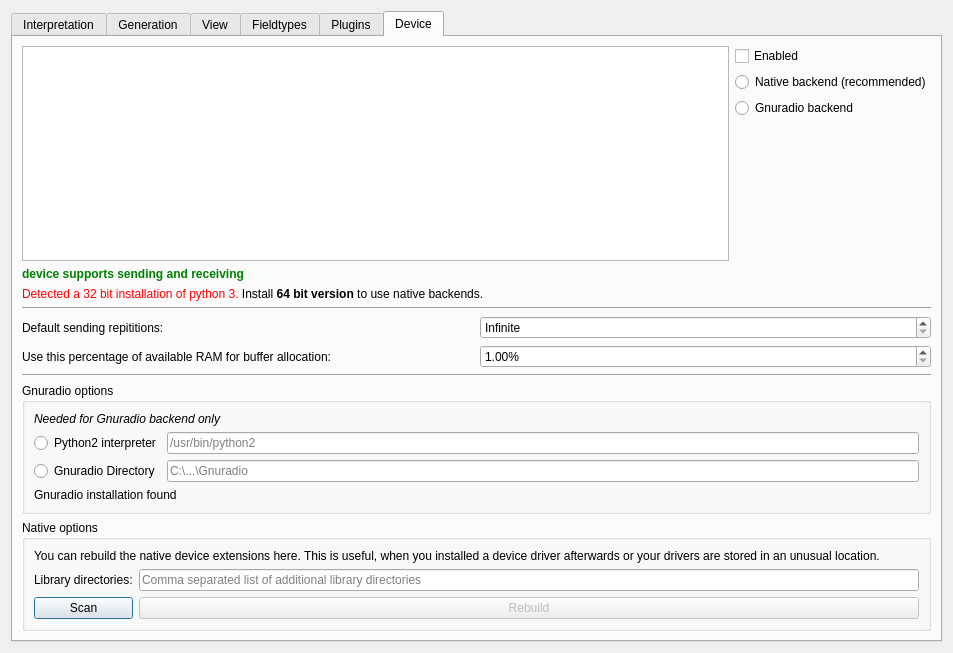
Above: ui/options.ui from jopohl/urh before the change. Below: the same form after it.
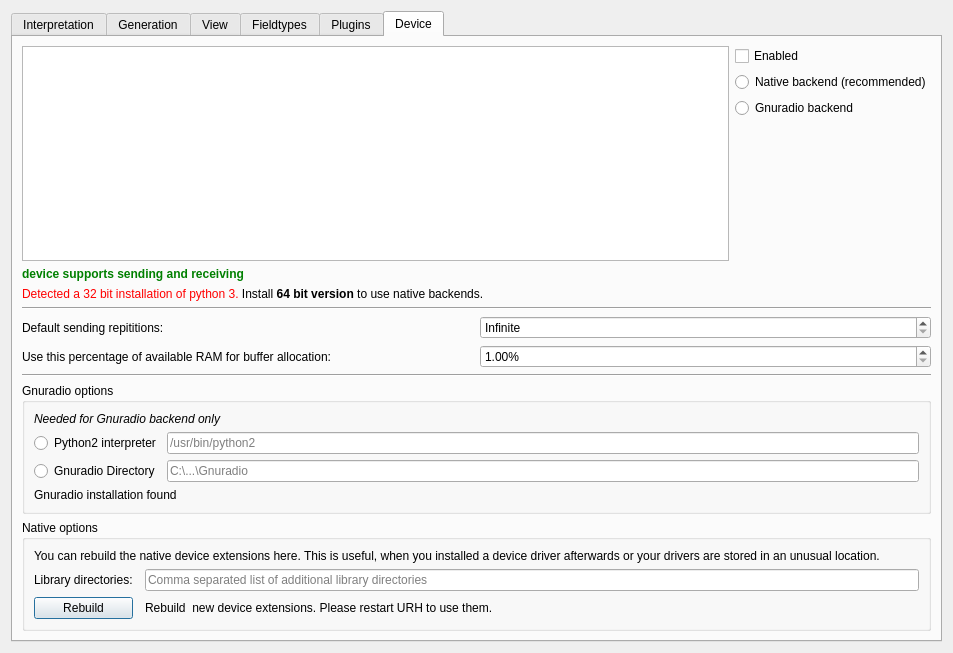
That is the form after the change. Icons and pictures are not drawn. Custom widgets are drawn as their Qt base class.

Commit message: add check for installed and avail device extensions

```diff
--- a/ui/options.ui
+++ b/ui/options.ui
@@ -612,7 +612,23 @@
             </property>
            </widget>
           </item>
-          <item row="1" column="0" colspan="2">
+          <item row="3" column="0">
+           <widget class="QPushButton" name="btnRebuildNative">
+            <property name="enabled">
+             <bool>true</bool>
+            </property>
+            <property name="toolTip">
+             <string>&lt;html&gt;&lt;head/&gt;&lt;body&gt;&lt;p&gt;Rebuild the native device extensions. You need to restart URH after this, to use new extensions.&lt;/p&gt;&lt;/body&gt;&lt;/html&gt;</string>
+            </property>
+            <property name="text">
+             <string>Rebuild</string>
+            </property>
+            <property name="icon">
+             <iconset theme="view-refresh"/>
+            </property>
+           </widget>
+          </item>
+          <item row="1" column="0" colspan="3">
            <widget class="QLabel" name="labelNativeRebuildInfo">
             <property name="text">
              <string>You can rebuild the native device extensions here. This is useful, when you installed a device driver afterwards or your drivers are stored in an unusual location.</string>
@@ -622,39 +638,17 @@
             </property>
            </widget>
           </item>
-          <item row="3" column="0">
-           <widget class="QPushButton" name="btnScanNative">
-            <property name="toolTip">
-             <string>&lt;html&gt;&lt;head/&gt;&lt;body&gt;&lt;p&gt;Scan if new device extensions can be built.&lt;/p&gt;&lt;/body&gt;&lt;/html&gt;</string>
-            </property>
-            <property name="text">
-             <string>Scan</string>
-            </property>
-            <property name="icon">
-             <iconset theme="scanner"/>
-            </property>
-           </widget>
-          </item>
-          <item row="2" column="1">
+          <item row="2" column="2">
            <widget class="QLineEdit" name="lineEditLibDirs">
             <property name="placeholderText">
              <string>Comma separated list of additional library directories</string>
             </property>
            </widget>
           </item>
-          <item row="3" column="1">
-           <widget class="QPushButton" name="btnRebuildNative">
-            <property name="enabled">
-             <bool>false</bool>
-            </property>
-            <property name="toolTip">
-             <string>&lt;html&gt;&lt;head/&gt;&lt;body&gt;&lt;p&gt;Rebuild device extenions. This button will only be enabled after a successful scan.&lt;/p&gt;&lt;/body&gt;&lt;/html&gt;</string>
-            </property>
+          <item row="3" column="2">
+           <widget class="QLabel" name="labelRebuildNativeStatus">
             <property name="text">
-             <string>Rebuild</string>
-            </property>
-            <property name="icon">
-             <iconset theme="view-refresh"/>
+             <string>Rebuild &lt;x&gt; new device extensions. Please restart URH to use them.</string>
             </property>
            </widget>
           </item>
```
The commit also changes 3 other files.
